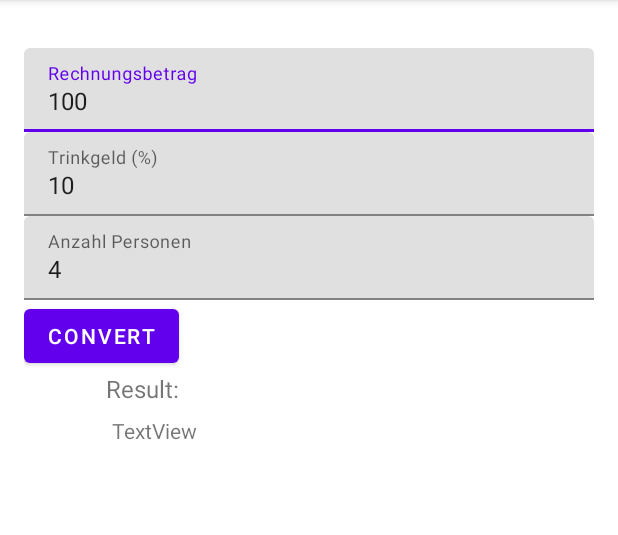
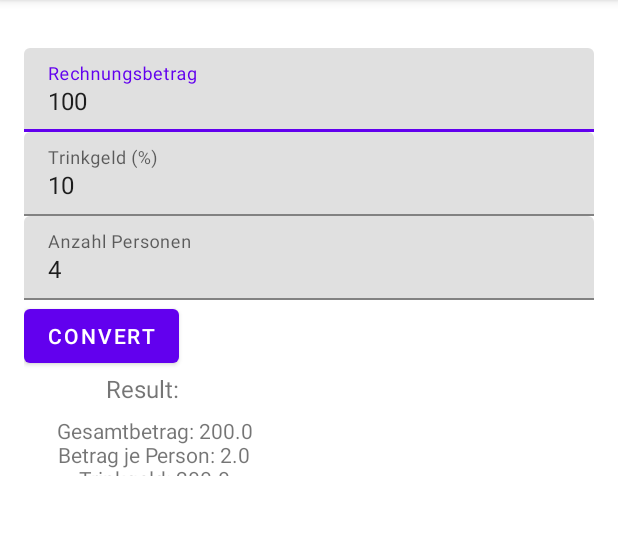
Before and after one commit to Bassadin/Software-mobile-Systeme-INM1, an Android app: the screen it shows after launch (MainActivity), after a tap on "CONVERT", on a phone screen of 412 x 824 dp, the part 84-619 px from its top. Run offline under Robolectric (Android 15) with nearby library versions, the phone set to English and light mode, and no system bars; Roboto replaces fonts that are not available here.

Commit message:
main activity logic

```diff
--- a/Tasks/Tasks_08/03_Android_Trinkgeldrechner/app/src/main/java/de/bassadin/somos03_bassadin/MainActivity.kt
+++ b/Tasks/Tasks_08/03_Android_Trinkgeldrechner/app/src/main/java/de/bassadin/somos03_bassadin/MainActivity.kt
@@ -27,8 +27,16 @@ class MainActivity : AppCompatActivity() {
             val tipPercentageInputValue = grossAmountInput.text.toString().toFloat();
             val personsAmountInputValue = grossAmountInput.text.toString().toInt();
 
+            val entireGrossAmount =
+                grossAmountInputValue + grossAmountInputValue * tipPercentageInputValue / 100;
+            val tipAmount = entireGrossAmount * tipPercentageInputValue / 100;
 
+            var outputValue = "";
 
+            outputValue += "Gesamtbetrag: ${entireGrossAmount}\n";
+            outputValue += "Betrag je Person: ${entireGrossAmount / personsAmountInputValue}\n";
+            outputValue += "Trinkgeld: ${tipAmount}\n";
+            outputValue += "Trinkgeld je Person: ${tipAmount / personsAmountInputValue}\n";
 
             resultTextView.text = outputValue.toString();
 
```
